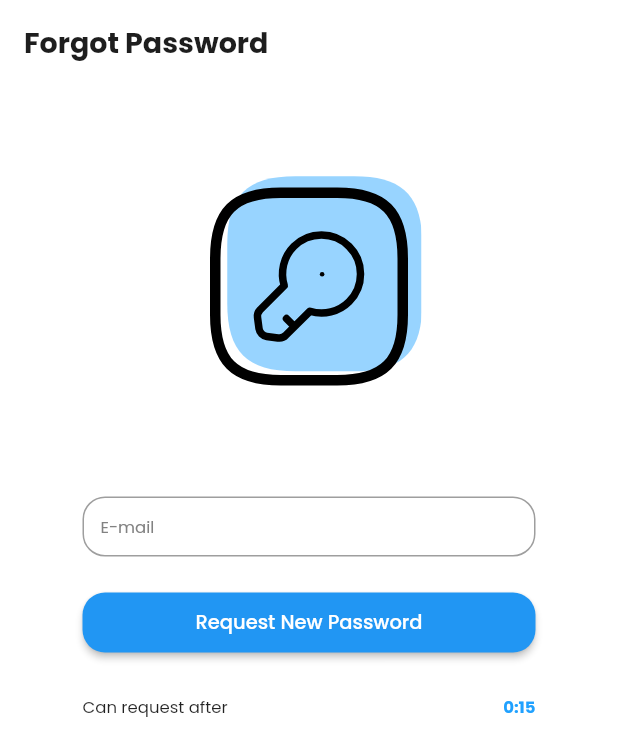
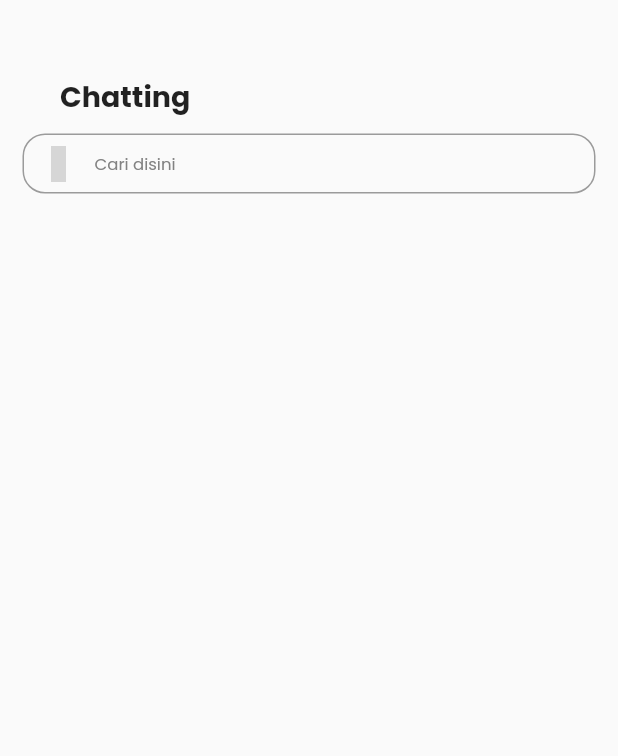
Before and after one commit to congfandi/chatting_app, a Flutter app: the screen it shows after launch, on a phone screen of 412 x 824 dp. Shown: the top 756 px of the screen. Run offline on Flutter 3.47's test engine with Material 2 defaults, Android fonts, the phone set to English and light mode, and no system bars; our stand-ins replace firebase_core, flutter_svg, get, iconsax; accounts and stored records are empty; grey boxes are pictures that could not be loaded.

Commit message:
FINISH : Add list chat and detail chat FINISH : list chat header

```diff
--- a/lib/infrastructure/navigation/bindings/controllers/controllers_bindings.dart
+++ b/lib/infrastructure/navigation/bindings/controllers/controllers_bindings.dart
@@ -1,4 +1,6 @@
+export 'package:chatting_app/infrastructure/navigation/bindings/controllers/detail_chat.controller.binding.dart';
 export 'package:chatting_app/infrastructure/navigation/bindings/controllers/forgot_password.controller.binding.dart';
 export 'package:chatting_app/infrastructure/navigation/bindings/controllers/home.controller.binding.dart';
+export 'package:chatting_app/infrastructure/navigation/bindings/controllers/list_chat.controller.binding.dart';
 export 'package:chatting_app/infrastructure/navigation/bindings/controllers/login.controller.binding.dart';
 export 'package:chatting_app/infrastructure/navigation/bindings/controllers/register.controller.binding.dart';
--- a/lib/infrastructure/navigation/navigation.dart
+++ b/lib/infrastructure/navigation/navigation.dart
@@ -46,5 +46,15 @@ class Nav {
       page: () => const ForgotPasswordScreen(),
       binding: ForgotPasswordControllerBinding(),
     ),
+    GetPage(
+      name: Routes.LIST_CHAT,
+      page: () => const ListChatScreen(),
+      binding: ListChatControllerBinding(),
+    ),
+    GetPage(
+      name: Routes.DETAIL_CHAT,
+      page: () => const DetailChatScreen(),
+      binding: DetailChatControllerBinding(),
+    ),
   ];
 }
--- a/lib/infrastructure/navigation/routes.dart
+++ b/lib/infrastructure/navigation/routes.dart
@@ -2,11 +2,13 @@
 
 class Routes {
   static Future<String> get initialRoute async {
-    return FORGOT_PASSWORD;
+    return LIST_CHAT;
   }
 
+  static const FORGOT_PASSWORD = '/forgot-password';
   static const HOME = '/home';
+  static const LIST_CHAT = '/list-chat';
   static const LOGIN = '/login';
   static const REGISTER = '/register';
-  static const FORGOT_PASSWORD = '/forgot-password';
+  static const DETAIL_CHAT = '/detail-chat';
 }
--- /dev/null
+++ b/lib/presentation/list_chat/component/chat_list_header.dart
@@ -0,0 +1,31 @@
+import 'package:chatting_app/infrastructure/theme/app_font.dart';
+import 'package:chatting_app/widgets/app_input.dart';
+import 'package:flutter/material.dart';
+import 'package:iconsax/iconsax.dart';
+
+class ChatListHeader extends StatelessWidget {
+  const ChatListHeader({Key? key}) : super(key: key);
+
+  @override
+  Widget build(BuildContext context) {
+    return Column(
+      crossAxisAlignment: CrossAxisAlignment.start,
+      children: [
+        Padding(
+          padding: const EdgeInsets.only(left: 40, bottom: 11),
+          child: Text(
+            'Chatting',
+            style: AppFont.headerBlack,
+          ),
+        ),
+        Padding(
+          padding: const EdgeInsets.symmetric(horizontal: 15),
+          child: AppInput(
+            hint: "Cari disini",
+            prefixIcon: const Icon(Iconsax.search_normal_1),
+          ),
+        )
+      ],
+    );
+  }
+}
--- /dev/null
+++ b/lib/presentation/list_chat/list_chat.screen.dart
@@ -0,0 +1,28 @@
+import 'package:chatting_app/utils/extension/box_extension.dart';
+import 'package:flutter/material.dart';
+
+import 'package:get/get.dart';
+
+import 'component/chat_list_content.dart';
+import 'component/chat_list_footer.dart';
+import 'component/chat_list_header.dart';
+import 'controllers/list_chat.controller.dart';
+
+class ListChatScreen extends GetView<ListChatController> {
+  const ListChatScreen({Key? key}) : super(key: key);
+
+  @override
+  Widget build(BuildContext context) {
+    return Scaffold(
+      body: Column(
+        crossAxisAlignment: CrossAxisAlignment.start,
+        children: [
+          50.heightBox,
+          const ChatListHeader(),
+          const ChatListContent(),
+          const ChatListFooter(),
+        ],
+      ),
+    );
+  }
+}
--- a/lib/presentation/screens.dart
+++ b/lib/presentation/screens.dart
@@ -1,4 +1,6 @@
+export 'package:chatting_app/presentation/detail_chat/detail_chat.screen.dart';
 export 'package:chatting_app/presentation/forgot_password/forgot_password.screen.dart';
 export 'package:chatting_app/presentation/home/home.screen.dart';
+export 'package:chatting_app/presentation/list_chat/list_chat.screen.dart';
 export 'package:chatting_app/presentation/login/login.screen.dart';
 export 'package:chatting_app/presentation/register/register.screen.dart';
--- a/lib/widgets/app_input.dart
+++ b/lib/widgets/app_input.dart
@@ -5,8 +5,11 @@ import 'package:flutter/material.dart';
 class AppInput extends StatefulWidget {
   final String hint;
   TextEditingController? controller;
+  final Widget? prefixIcon;
 
-  AppInput({super.key, required this.hint, this.controller});
+  AppInput({Key? key, required this.hint, this.controller, this.prefixIcon})
+      : super(key: key);
+
   @override
   State<AppInput> createState() => _AppInputState();
 }
@@ -23,6 +26,7 @@ class _AppInputState extends State<AppInput> {
           hintStyle: AppFont.input.copyWith(
             color: AppColor.grey3,
           ),
+          prefixIcon: widget.prefixIcon,
           border: OutlineInputBorder(
             borderRadius: BorderRadius.circular(15),
             borderSide: const BorderSide(
--- a/pubspec.yaml
+++ b/pubspec.yaml
@@ -13,6 +13,7 @@ dependencies:
   flutter:
     sdk: flutter
   flutter_svg: ^1.1.6
+  iconsax: ^0.0.8
 
 dev_dependencies:
   flutter_lints: ^2.0.0
```
Also changed, not shown: lib/infrastructure/navigation/bindings/controllers/detail_chat.controller.binding.dart (added, +12 -0 lines), lib/infrastructure/navigation/bindings/controllers/list_chat.controller.binding.dart (added, +12 -0 lines), lib/presentation/detail_chat/controllers/detail_chat.controller.dart (added, +23 -0 lines), lib/presentation/detail_chat/detail_chat.screen.dart (added, +24 -0 lines), lib/presentation/list_chat/component/chat_list_content.dart (added, +10 -0 lines), lib/presentation/list_chat/component/chat_list_footer.dart (added, +10 -0 lines), lib/presentation/list_chat/controllers/list_chat.controller.dart (added, +23 -0 lines).
